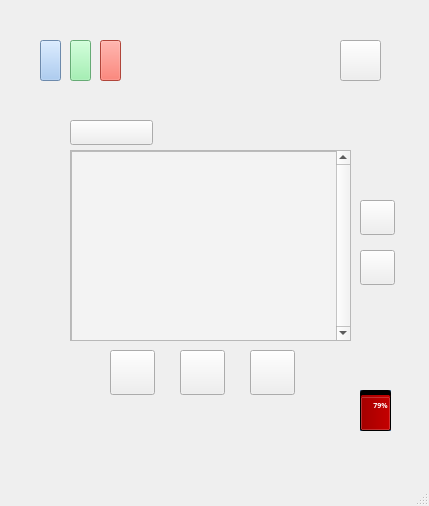
This is codeWithUI/mainwindow.ui in TLC1301-1020/COMP3004-Team-Project as Qt 5 draws it before an edit. The edited form follows.
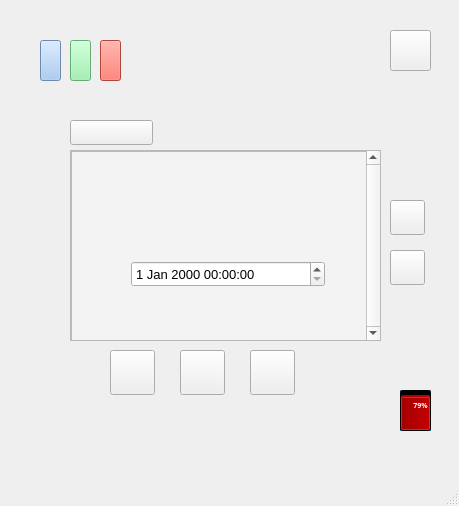
This is the edited form. Icons and pictures are not drawn.

```diff
--- a/codeWithUI/mainwindow.ui
+++ b/codeWithUI/mainwindow.ui
@@ -6,7 +6,7 @@
    <rect>
     <x>0</x>
     <y>0</y>
-    <width>429</width>
+    <width>459</width>
     <height>506</height>
    </rect>
   </property>
@@ -65,7 +65,7 @@
      <rect>
       <x>70</x>
       <y>150</y>
-      <width>281</width>
+      <width>301</width>
       <height>191</height>
      </rect>
     </property>
@@ -125,7 +125,7 @@
    <widget class="QPushButton" name="Button_Direction_Up">
     <property name="geometry">
      <rect>
-      <x>360</x>
+      <x>390</x>
       <y>200</y>
       <width>35</width>
       <height>35</height>
@@ -141,7 +141,7 @@
    <widget class="QPushButton" name="Button_Direction_Down">
     <property name="geometry">
      <rect>
-      <x>360</x>
+      <x>390</x>
       <y>250</y>
       <width>35</width>
       <height>35</height>
@@ -238,7 +238,7 @@
    <widget class="QFrame" name="statusBarQFrame">
     <property name="geometry">
      <rect>
-      <x>360</x>
+      <x>400</x>
       <y>390</y>
       <width>31</width>
       <height>41</height>
@@ -253,60 +253,12 @@
     <property name="frameShadow">
      <enum>QFrame::Raised</enum>
     </property>
-    <widget class="QProgressBar" name="batteryLevelBar">
-     <property name="geometry">
-      <rect>
-       <x>0</x>
-       <y>0</y>
-       <width>31</width>
-       <height>41</height>
-      </rect>
-     </property>
-     <property name="font">
-      <font>
-       <family>Ubuntu Mono</family>
-       <pointsize>5</pointsize>
-       <weight>75</weight>
-       <italic>false</italic>
-       <bold>true</bold>
-       <kerning>true</kerning>
-      </font>
-     </property>
-     <property name="autoFillBackground">
-      <bool>false</bool>
-     </property>
-     <property name="styleSheet">
-      <string notr="true">selection-background-color: rgb(164, 0, 0);
-background-color: rgb(0, 0, 0);</string>
-     </property>
-     <property name="minimum">
-      <number>0</number>
-     </property>
-     <property name="value">
-      <number>79</number>
-     </property>
-     <property name="alignment">
-      <set>Qt::AlignLeading|Qt::AlignLeft|Qt::AlignVCenter</set>
-     </property>
-     <property name="textVisible">
-      <bool>true</bool>
-     </property>
-     <property name="orientation">
-      <enum>Qt::Vertical</enum>
-     </property>
-     <property name="invertedAppearance">
-      <bool>false</bool>
-     </property>
-     <property name="format">
-      <string>%p%</string>
-     </property>
-    </widget>
    </widget>
    <widget class="QPushButton" name="pushButton">
     <property name="geometry">
      <rect>
-      <x>340</x>
-      <y>40</y>
+      <x>390</x>
+      <y>30</y>
       <width>41</width>
       <height>41</height>
      </rect>
@@ -323,7 +275,7 @@
      <rect>
       <x>70</x>
       <y>150</y>
-      <width>281</width>
+      <width>311</width>
       <height>191</height>
      </rect>
     </property>
@@ -341,7 +293,7 @@
       <rect>
        <x>0</x>
        <y>0</y>
-       <width>265</width>
+       <width>295</width>
        <height>189</height>
       </rect>
      </property>
@@ -350,7 +302,7 @@
        <rect>
         <x>0</x>
         <y>0</y>
-        <width>281</width>
+        <width>301</width>
         <height>191</height>
        </rect>
       </property>
@@ -363,8 +315,66 @@
        <string notr="true">background-color: rgb(243, 243, 243);</string>
       </property>
      </widget>
+     <widget class="QDateTimeEdit" name="userDateInput">
+      <property name="geometry">
+       <rect>
+        <x>60</x>
+        <y>110</y>
+        <width>194</width>
+        <height>26</height>
+       </rect>
+      </property>
+     </widget>
     </widget>
    </widget>
+   <widget class="QProgressBar" name="batteryLevelBar">
+    <property name="geometry">
+     <rect>
+      <x>400</x>
+      <y>390</y>
+      <width>31</width>
+      <height>41</height>
+     </rect>
+    </property>
+    <property name="font">
+     <font>
+      <family>Ubuntu Mono</family>
+      <pointsize>5</pointsize>
+      <weight>75</weight>
+      <italic>false</italic>
+      <bold>true</bold>
+      <kerning>true</kerning>
+     </font>
+    </property>
+    <property name="autoFillBackground">
+     <bool>false</bool>
+    </property>
+    <property name="styleSheet">
+     <string notr="true">selection-background-color: rgb(164, 0, 0);
+background-color: rgb(0, 0, 0);</string>
+    </property>
+    <property name="minimum">
+     <number>0</number>
+    </property>
+    <property name="value">
+     <number>79</number>
+    </property>
+    <property name="alignment">
+     <set>Qt::AlignLeading|Qt::AlignLeft|Qt::AlignVCenter</set>
+    </property>
+    <property name="textVisible">
+     <bool>true</bool>
+    </property>
+    <property name="orientation">
+     <enum>Qt::Vertical</enum>
+    </property>
+    <property name="invertedAppearance">
+     <bool>false</bool>
+    </property>
+    <property name="format">
+     <string>%p%</string>
+    </property>
+   </widget>
    <zorder>mainMenuListView</zorder>
    <zorder>Button_Menu</zorder>
    <zorder>Button_Stop</zorder>
@@ -379,13 +389,14 @@
    <zorder>statusBarQFrame</zorder>
    <zorder>pushButton</zorder>
    <zorder>scrollArea</zorder>
+   <zorder>batteryLevelBar</zorder>
   </widget>
   <widget class="QMenuBar" name="menubar">
    <property name="geometry">
     <rect>
      <x>0</x>
      <y>0</y>
-     <width>429</width>
+     <width>459</width>
      <height>22</height>
     </rect>
    </property>
```
